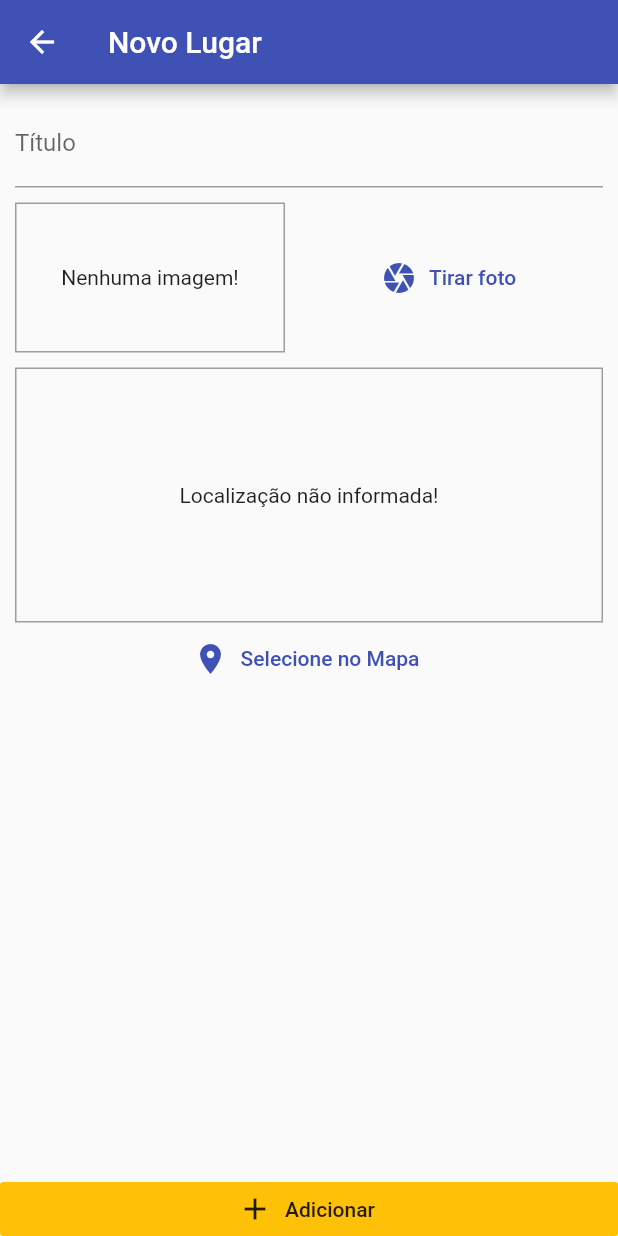
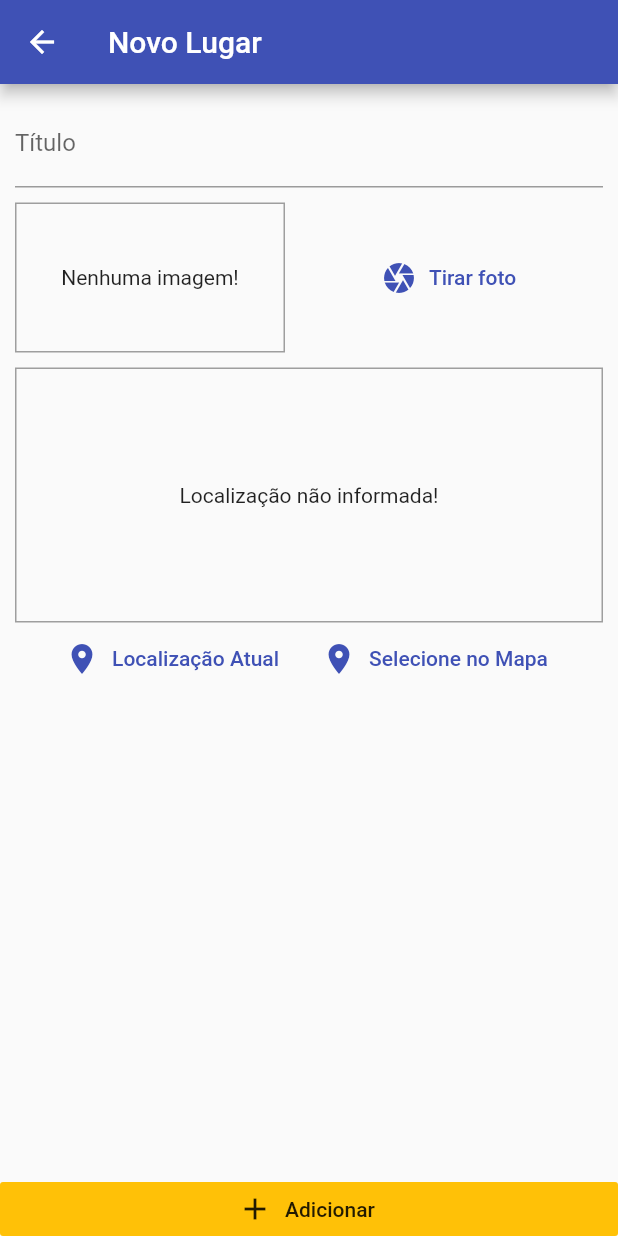
Before and after one commit to jcesarauj/my-places-app, a Flutter app: the PlaceFormScreen screen opened by its route, on a phone screen of 412 x 824 dp. Run offline on Flutter 3.47's test engine with Material 2 defaults, Android fonts, the phone set to English and light mode, and no system bars; our stand-ins replace image_picker, location, sqflite; missing offline and left inert: dart:ffi; accounts and stored records are empty.

Commit message:
ajustes finais

```diff
--- a/MyPlacesApp/lib/src/screens/place-form-screen.dart
+++ b/MyPlacesApp/lib/src/screens/place-form-screen.dart
@@ -1,5 +1,4 @@
 import 'dart:io';
-
 import 'package:MyPlacesApp/src/providers/greatePlacesProvider.dart';
 import 'package:MyPlacesApp/src/widgets/InputLocation.dart';
 import 'package:MyPlacesApp/src/widgets/inputImage.dart';
--- /dev/null
+++ b/MyPlacesApp/lib/src/utils/locationUtil.dart
@@ -0,0 +1,8 @@
+const GOOGLE_API_KEY = 'zBunUsOAbzWkuCn4FYeZoGZ0STE=';
+
+class LocationUtil {
+  static String generateLocationPreviewImage(
+      double latitude, double longitude) {
+    return 'https://maps.googleapis.com/maps/api/staticmap?center=$latitude,$longitude&zoom=13&size=600x300&maptype=roadmap&markers=color:blue%7Clabel:A%7C$latitude,$longitude&markers=color:green%7Clabel:G%7C40.711614,-74.012318&markers=color:red%7Clabel:C%7C40.718217,-73.998284&key=$GOOGLE_API_KEY';
+  }
+}
--- a/MyPlacesApp/lib/src/widgets/InputLocation.dart
+++ b/MyPlacesApp/lib/src/widgets/InputLocation.dart
@@ -1,4 +1,8 @@
+import 'dart:ffi';
+
+import 'package:MyPlacesApp/src/utils/locationUtil.dart';
 import 'package:flutter/material.dart';
+import 'package:location/location.dart';
 
 class InputLocation extends StatefulWidget {
   @override
@@ -7,6 +11,17 @@ class InputLocation extends StatefulWidget {
 
 class _InputLocationState extends State<InputLocation> {
   String _previewImageUrl;
+
+  Future<Void> _getCurrentUserLocation() async {
+    final locData = await Location().getLocation();
+
+    final staticImageUrl = LocationUtil.generateLocationPreviewImage(
+        locData.latitude, locData.latitude);
+
+    setState(() {
+      _previewImageUrl = staticImageUrl;
+    });
+  }
 
   @override
   Widget build(BuildContext context) {
@@ -33,6 +48,12 @@ class _InputLocationState extends State<InputLocation> {
         Row(mainAxisAlignment: MainAxisAlignment.center, children: <Widget>[
           FlatButton.icon(
             icon: Icon(Icons.location_on),
+            label: Text('Localização Atual'),
+            textColor: Theme.of(context).primaryColor,
+            onPressed: _getCurrentUserLocation,
+          ),
+          FlatButton.icon(
+            icon: Icon(Icons.location_on),
             label: Text('Selecione no Mapa'),
             textColor: Theme.of(context).primaryColor,
             onPressed: () {},
--- a/MyPlacesApp/pubspec.yaml
+++ b/MyPlacesApp/pubspec.yaml
@@ -30,6 +30,7 @@ dependencies:
   path: ^1.6.4
   sqflite: ^1.3.1
   location: ^3.0.2
+  google_maps_flutter: ^0.5.28+1
 
 
   # The following adds the Cupertino Icons font to your application.
```
Also changed, not shown: MyPlacesApp/pubspec.lock.
